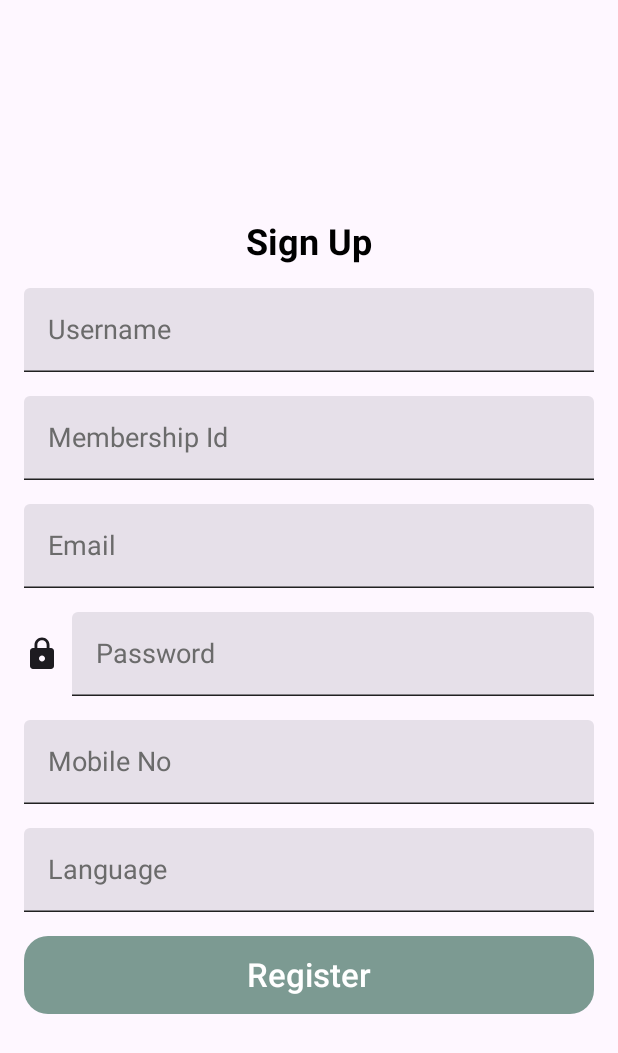
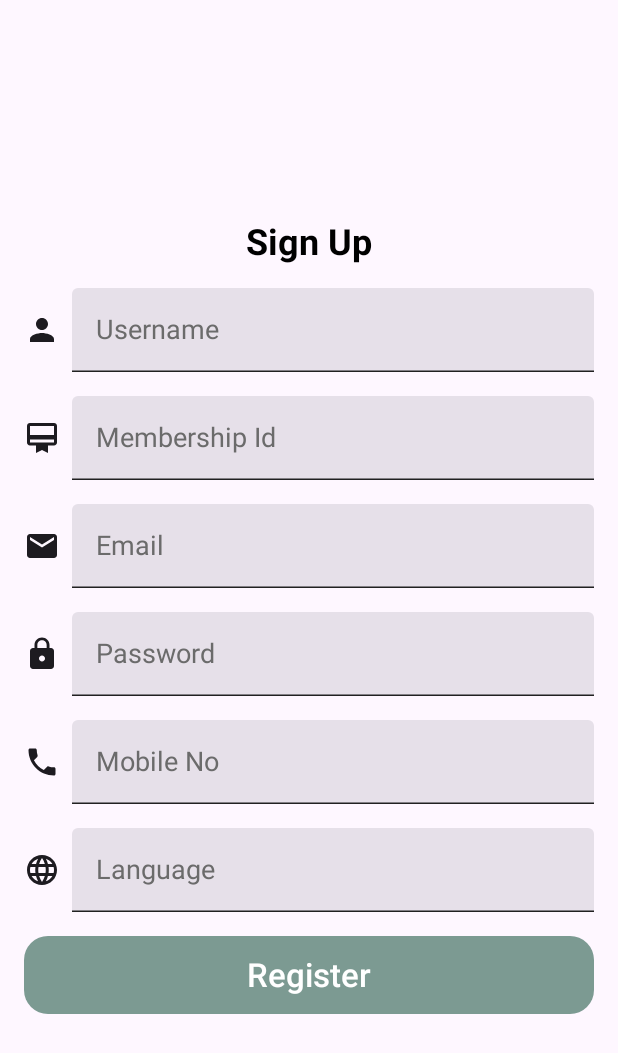
Before and after one commit to NabhanshuDash/TaxEazy, an Android app built with Jetpack Compose: the screen it shows after launch (SignUpCa), after a tap on "Register as CA", on a phone screen of 412 x 824 dp. Shown: the top 1053 px of the screen. Run offline under Robolectric (Android 15) with nearby library versions, the phone set to English and light mode, and no system bars; our stand-ins replace Firebase (no records; nobody signed in at launch, a user with empty details on screens opened directly).

Commit message:
Fixed Bugs

```diff
--- a/app/src/main/java/com/example/taxeazy/app/LoginActivity.kt
+++ b/app/src/main/java/com/example/taxeazy/app/LoginActivity.kt
@@ -76,7 +76,8 @@ class LoginActivity : ComponentActivity() {
                         value = email,
                         onValueChange = { email = it },
                         hint = "Email",
-                        icon = Icons.Filled.Person
+                        icon = Icons.Filled.Person,
+                        leadingIcon = { Icon(Icons.Filled.Person, contentDescription = "Email") }
                     )
 
                     Spacer(modifier = Modifier.height(16.dp))
--- a/app/src/main/java/com/example/taxeazy/app/SignUpCa.kt
+++ b/app/src/main/java/com/example/taxeazy/app/SignUpCa.kt
@@ -74,7 +74,8 @@ class SignUpCa: ComponentActivity() {
                         hint = "Username",
                         value = caData.username,
                         onValueChange = { newName -> caData = caData.copy(username = newName) },
-                        icon = Icons.Filled.Person
+                        icon = Icons.Filled.Person,
+                        leadingIcon = { Icon(Icons.Filled.Person, contentDescription = "Username") }
                     )
                     Spacer(modifier = Modifier.height(16.dp))
                     CTextField(
@@ -83,14 +84,16 @@ class SignUpCa: ComponentActivity() {
                         onValueChange = { newMembershipId ->
                             caData = caData.copy(uin = newMembershipId)
                         },
-                        icon = Icons.Filled.CardMembership
+                        icon = Icons.Filled.CardMembership,
+                        leadingIcon = { Icon(Icons.Filled.CardMembership, contentDescription = "Membership Id") }
                     )
                     Spacer(modifier = Modifier.height(16.dp))
                     CTextField(
                         hint = "Email",
                         value = caData.email,
                         onValueChange = { newEmail -> caData = caData.copy(email = newEmail) },
-                        icon = Icons.Filled.Email
+                        icon = Icons.Filled.Email,
+                        leadingIcon = { Icon(Icons.Filled.Email, contentDescription = "Email") }
                     )
                     Spacer(modifier = Modifier.height(16.dp))
                     CTextField(
@@ -106,14 +109,16 @@ class SignUpCa: ComponentActivity() {
                         hint = "Mobile No",
                         value = caData.mobileNo,
                         onValueChange = { newMobile -> caData = caData.copy(mobileNo = newMobile) },
-                        icon = Icons.Filled.Phone
+                        icon = Icons.Filled.Phone,
+                        leadingIcon = { Icon(Icons.Filled.Phone, contentDescription = "Mobile No") }
                     )
                     Spacer(modifier = Modifier.height(16.dp))
                     CTextField(
                         hint = "Language",
                         value = caData.language,
                         onValueChange = { newLang -> caData = caData.copy(language = newLang) },
-                        icon = Icons.Filled.Language
+                        icon = Icons.Filled.Language,
+                        leadingIcon = { Icon(Icons.Filled.Language, contentDescription = "Language") }
                     )
                     Spacer(modifier = Modifier.height(16.dp))
                     CButton(
```
